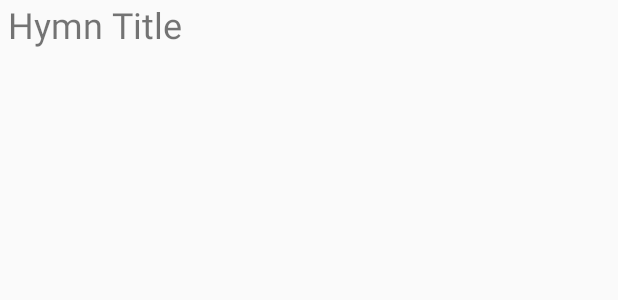
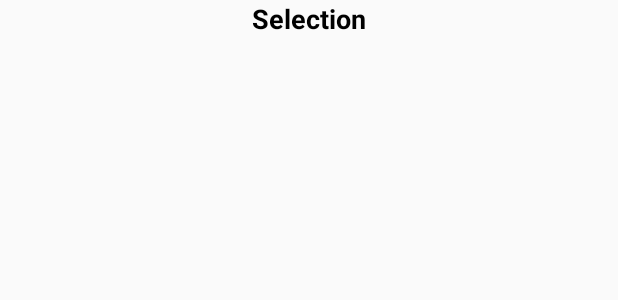
Before and after one commit to mstoth/AGR, an Android app: the layout list_item_hymn.xml on its own in the app's theme, with its tools: preview values and no code run, on a phone screen of 412 x 824 dp. Shown: the top 300 px of the screen. Run offline under Robolectric (Android 15) with nearby library versions, the phone set to English and light mode, and no system bars.

Commit message:
shows hymns

```diff
--- a/app/src/main/java/com/example/michaeltoth/agr/HymnListFragment.java
+++ b/app/src/main/java/com/example/michaeltoth/agr/HymnListFragment.java
@@ -194,7 +194,6 @@ public class HymnListFragment extends Fragment implements TCPListener{
     }
 
     private class HymnAdapter4 extends AbstractWheelTextAdapter {
-        // Countries names
         private HymnBook hymnBook = HymnBook.get(getContext());
         private String[] hymns = hymnBook.getHymnArray();
 
@@ -202,7 +201,7 @@ public class HymnListFragment extends Fragment implements TCPListener{
          * Constructor
          */
         protected HymnAdapter4(Context context, HymnBook hymnbook) {
-            super(context, R.layout.fragment_hymn_list, NO_RESOURCE);
+            super(context, R.layout.list_item_hymn, NO_RESOURCE);
             setItemTextResource(R.id.hymn_title);
         }
 
--- a/app/src/main/res/layout/list_item_hymn.xml
+++ b/app/src/main/res/layout/list_item_hymn.xml
@@ -1,15 +1,34 @@
 <?xml version="1.0" encoding="utf-8"?>
-<android.support.constraint.ConstraintLayout
-    xmlns:android="http://schemas.android.com/apk/res/android"
-    android:layout_width="match_parent"
-    android:layout_height="wrap_content">
+<!--<android.support.constraint.ConstraintLayout-->
+    <!--xmlns:android="http://schemas.android.com/apk/res/android"-->
+    <!--android:layout_width="match_parent"-->
+    <!--android:layout_height="wrap_content">-->
+
+    <!--<TextView-->
+        <!--android:id="@+id/hymn_title"-->
+        <!--android:text="Hymn Title"-->
+        <!--android:textSize="24dp"-->
+        <!--android:layout_margin="5dp"-->
+        <!--android:layout_width="match_parent"-->
+        <!--android:layout_height="wrap_content" />-->
+
+<!--</android.support.constraint.ConstraintLayout>-->
+
+<RelativeLayout android:orientation="horizontal"
+    android:layout_height="wrap_content"
+    android:layout_width="fill_parent"
+    xmlns:android="http://schemas.android.com/apk/res/android">
+
 
     <TextView
+        android:layout_height="wrap_content"
+        android:layout_width="wrap_content"
+        android:layout_centerInParent="true"
+        android:layout_gravity="center_vertical"
+        android:gravity="center"
         android:id="@+id/hymn_title"
-        android:text="Hymn Title"
-        android:textSize="24dp"
-        android:layout_margin="5dp"
-        android:layout_width="match_parent"
-        android:layout_height="wrap_content" />
-
-</android.support.constraint.ConstraintLayout>
+        android:textStyle="bold"
+        android:textColor="#F000"
+        android:textSize="18sp"
+        android:text="Selection"/>
+</RelativeLayout>
```
